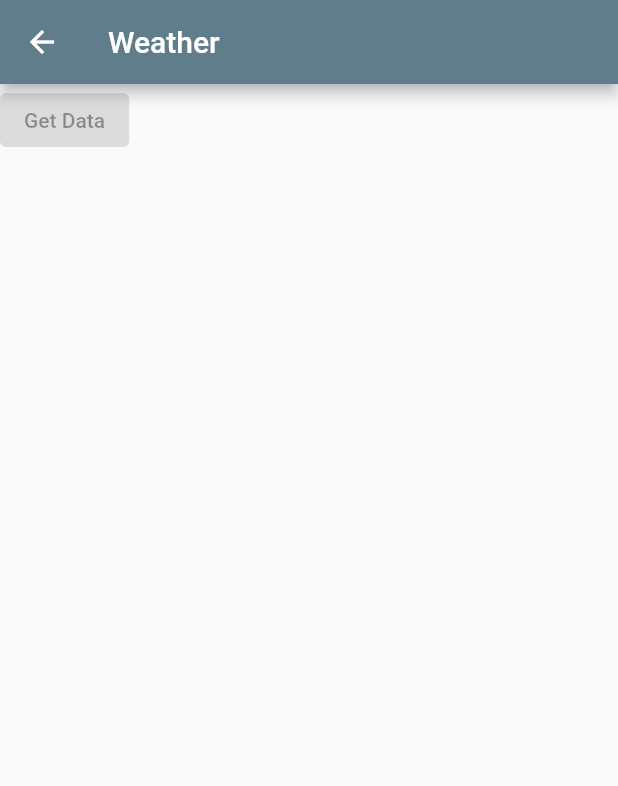
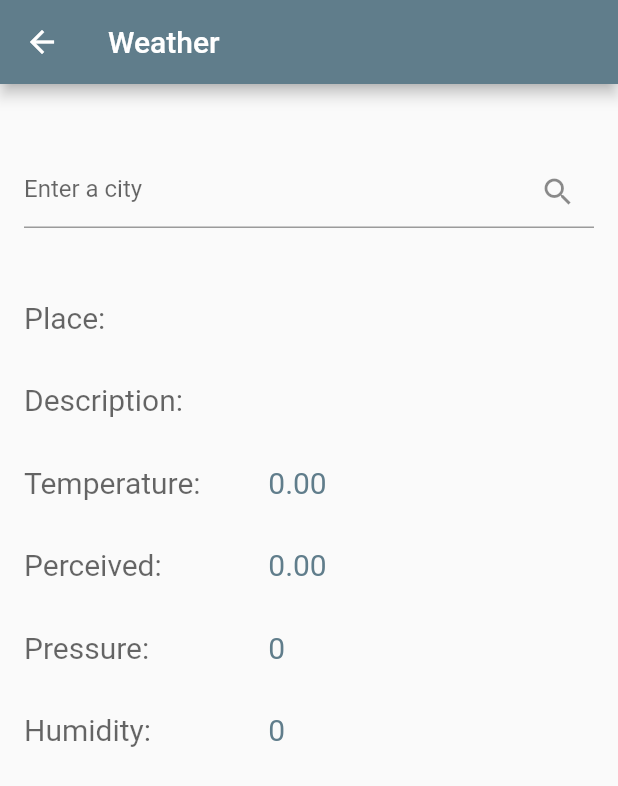
Before and after one commit to Nwabisa-Mawu/flutter_application_first, a Flutter app: the WeatherScreen screen opened directly, on a phone screen of 412 x 824 dp. Shown: the top 786 px of the screen. Run offline on Flutter 3.47's test engine with Material 2 defaults, Android fonts, the phone set to English and light mode, and no system bars; our stand-ins replace shared_preferences; accounts and stored records are empty.

Commit message:
completed weather page

```diff
--- /dev/null
+++ b/lib/data/weather.dart
@@ -0,0 +1,26 @@
+// ignore_for_file: unnecessary_this
+
+class Weather {
+  String name = '';
+  String description = '';
+  double temperature = 0;
+  double perceived = 0;
+  int pressure = 0;
+  int humidity = 0;
+
+  // create a constructyor that fills the fields when called.
+  Weather(this.name, this.description, this.temperature, this.perceived,
+      this.pressure, this.humidity);
+
+  Weather.fromJson(Map<String, dynamic> weatherMap) {
+    this.name = weatherMap['name'] ?? '';
+    // add the formula to show the temperature in fahrenheit
+    // this.temperature = (weatherMap['main']['temp'] * (9/5) - 459.67) ?? 0;
+    // add the formula to show the temperature in celsius
+    this.temperature = (weatherMap['main']['temp'] - 273.15) ?? 0;
+    this.perceived = (weatherMap['main']['feels_like'] - 273.15) ?? 0;
+    this.pressure = weatherMap['main']['pressure'] ?? 0;
+    this.humidity = weatherMap['main']['humidity'] ?? 0;
+    this.description = weatherMap['weather'][0]['main'] ?? '';
+  }
+}
--- a/lib/screens/weather_screen.dart
+++ b/lib/screens/weather_screen.dart
@@ -1,5 +1,8 @@
+// ignore_for_file: prefer_const_constructors
+
 import 'package:flutter/material.dart';
 import '../data/http_helper.dart';
+import '../data/weather.dart';
 
 class WeatherScreen extends StatefulWidget {
   const WeatherScreen({super.key});
@@ -9,21 +12,73 @@ class WeatherScreen extends StatefulWidget {
 }
 
 class _WeatherScreenState extends State<WeatherScreen> {
-  String result = '';
+  Weather result = Weather('', '', 0, 0, 0, 0);
+  final TextEditingController txtPlace = TextEditingController();
 
   @override
   Widget build(BuildContext context) {
     return Scaffold(
       appBar: AppBar(title: Text('Weather')),
-      body: Column(
-        children: [
-          ElevatedButton(
-            onPressed: getData,
-            child: Text('Get Data'),
+      body: Padding(
+        padding: const EdgeInsets.all(16.0),
+        child: ListView(
+          children: [
+            Padding(
+              padding: const EdgeInsets.symmetric(vertical: 32),
+              child: TextField(
+                  controller: txtPlace,
+                  decoration: InputDecoration(
+                    hintText: 'Enter a city',
+                    suffixIcon: IconButton(
+                      icon: Icon(Icons.search),
+                      onPressed: getData,
+                    ),
+                  )),
             ),
-          Text(result),
-        ],
+            weatherRow('Place:', result.name),
+            weatherRow('Description:', result.description),
+            weatherRow('Temperature:', result.temperature.toStringAsFixed(2)),
+            weatherRow('Perceived:', result.perceived.toStringAsFixed(2)),
+            weatherRow('Pressure:', result.pressure.toString()),
+            weatherRow('Humidity:', result.humidity.toString())
+          ],
+        ),
       ),
     );
   }
+
+  // the get data method to fetch the weather data
+  Future getData() async {
+    // declare httphelper instance
+    HttpHelper helper = HttpHelper();
+    // fetch the result
+    result = await helper.getWeather(txtPlace.text);
+
+    setState(() {});
+  }
+
+  // create a method that returns a widget
+  Widget weatherRow(String label, String value) {
+    Widget row = Padding(
+        padding: EdgeInsets.symmetric(vertical: 16),
+        child: Row(
+          children: [
+            Expanded(
+                flex: 3,
+                child: Text(
+                  label,
+                  style: TextStyle(
+                      fontSize: 20, color: Theme.of(context).hintColor),
+                )),
+            Expanded(
+                flex: 4,
+                child: Text(
+                  value,
+                  style: TextStyle(
+                      fontSize: 20, color: Theme.of(context).primaryColor),
+                ))
+          ],
+        ));
+    return row;
+  }
 }
--- a/lib/shared/menu_bottom.dart
+++ b/lib/shared/menu_bottom.dart
@@ -21,6 +21,9 @@ class MenuBottom extends StatelessWidget {
           case 1:
             Navigator.pushNamed(context, '/bmi');
             break;
+            case 2:
+            Navigator.pushNamed(context, '/train');
+            break;
         }
       },
       // these are the navigation items found in the bottom nav
--- a/lib/shared/menu_drawer.dart
+++ b/lib/shared/menu_drawer.dart
@@ -3,6 +3,7 @@
 // place the page nav here because the change tab is in the drawer
 
 import 'package:flutter/material.dart';
+import 'package:flutter_application_first/screens/sessions_screen.dart';
 import '../screens/bmi_screen.dart';
 import '../screens/intro_screen.dart';
 import '../screens/weather_screen.dart';
@@ -62,6 +63,10 @@ class MenuDrawer extends StatelessWidget {
                 break;
               case 'Weather':
                 screen = WeatherScreen();
+                break;
+                case 'Training':
+                screen = SessionScreen();
+                break;
             }
 
             // to remove the drawer on back navigation
--- a/pubspec.yaml
+++ b/pubspec.yaml
@@ -32,6 +32,7 @@ dependencies:
     sdk: flutter
 # Below is the http package found on pub.dev
   http: ^1.1.0
+  shared_preferences: ^2.2.2
 
 
   # The following adds the Cupertino Icons font to your application.
```
Also changed, not shown: lib/data/http_helper.dart (+7 -2 lines), lib/data/session.dart (added, +28 -0 lines), lib/data/sp_helper.dart (added, +18 -0 lines), lib/screens/sessions_screen.dart (added, +90 -0 lines), pubspec.lock, 2 other files.
